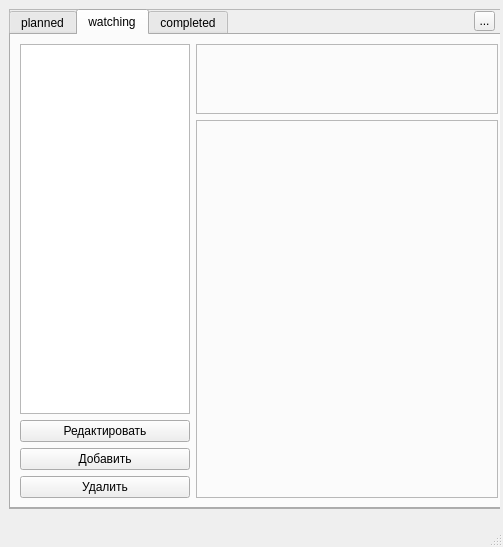
Old version of the form src/ui/main_form.ui in the repository out1ow/AniFrog.
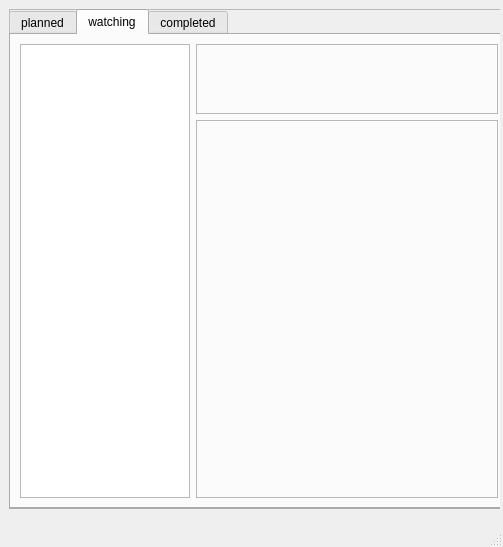
New version of the form. The open tabs and pages were chosen to show the change.

Commit message: final version of this project added registration window

Diff of the .ui file:
```diff
--- a/src/ui/main_form.ui
+++ b/src/ui/main_form.ui
@@ -193,36 +193,6 @@
       <layout class="QHBoxLayout" name="horizontalLayout_2">
        <item>
         <layout class="QGridLayout" name="gridLayout_2">
-         <item row="4" column="0">
-          <widget class="QPushButton" name="watch_delete_button">
-           <property name="text">
-            <string>Удалить</string>
-           </property>
-          </widget>
-         </item>
-         <item row="3" column="0">
-          <widget class="QPushButton" name="watch_add_button">
-           <property name="text">
-            <string>Добавить</string>
-           </property>
-          </widget>
-         </item>
-         <item row="0" column="0" rowspan="2">
-          <widget class="QTableWidget" name="watch_table">
-           <property name="sizePolicy">
-            <sizepolicy hsizetype="Fixed" vsizetype="Expanding">
-             <horstretch>0</horstretch>
-             <verstretch>0</verstretch>
-            </sizepolicy>
-           </property>
-           <property name="maximumSize">
-            <size>
-             <width>170</width>
-             <height>16777215</height>
-            </size>
-           </property>
-          </widget>
-         </item>
          <item row="0" column="1">
           <widget class="QLabel" name="watch_name">
            <property name="sizePolicy">
@@ -264,14 +234,7 @@
            </property>
           </widget>
          </item>
-         <item row="2" column="0">
-          <widget class="QPushButton" name="watch_edit_button">
-           <property name="text">
-            <string>Редактировать</string>
-           </property>
-          </widget>
-         </item>
-         <item row="1" column="1" rowspan="4">
+         <item row="1" column="1" rowspan="2">
           <widget class="QLabel" name="watch_info">
            <property name="font">
             <font>
@@ -295,6 +258,22 @@
            </property>
           </widget>
          </item>
+         <item row="0" column="0" rowspan="3">
+          <widget class="QTableWidget" name="watch_table">
+           <property name="sizePolicy">
+            <sizepolicy hsizetype="Fixed" vsizetype="Expanding">
+             <horstretch>0</horstretch>
+             <verstretch>0</verstretch>
+            </sizepolicy>
+           </property>
+           <property name="maximumSize">
+            <size>
+             <width>170</width>
+             <height>16777215</height>
+            </size>
+           </property>
+          </widget>
+         </item>
         </layout>
        </item>
       </layout>
@@ -410,25 +389,6 @@
      </widget>
     </widget>
    </widget>
-   <widget class="QToolButton" name="toolButton">
-    <property name="geometry">
-     <rect>
-      <x>474</x>
-      <y>11</y>
-      <width>21</width>
-      <height>20</height>
-     </rect>
-    </property>
-    <property name="text">
-     <string>...</string>
-    </property>
-    <property name="checkable">
-     <bool>false</bool>
-    </property>
-    <property name="toolButtonStyle">
-     <enum>Qt::ToolButtonIconOnly</enum>
-    </property>
-   </widget>
   </widget>
   <widget class="QMenuBar" name="menubar">
    <property name="geometry">
```
Left out of the diff: 120 changed lines with no effect on the pictures. The commit also changes 5 other files.
